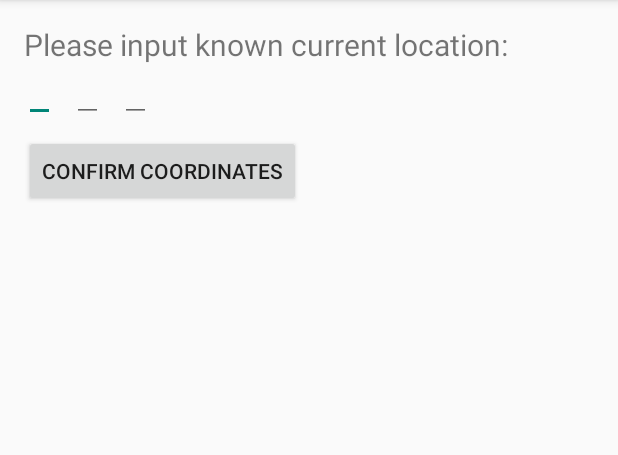
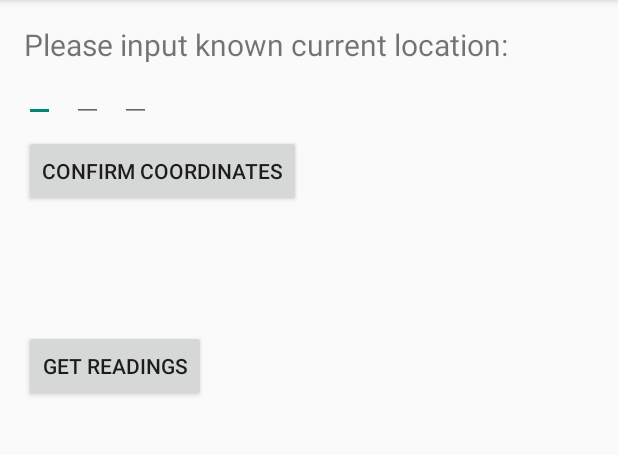
Before and after one commit to ammachin/individual-project-ammachin, an Android app: the screen it shows after launch (MainActivity), on a phone screen of 412 x 824 dp, the part 84-539 px from its top. Run offline under Robolectric (Android 15) with nearby library versions, the phone set to English and light mode, and no system bars.

Commit message:
Logging accelerometer, gyroscope, magnetometer values.

```diff
--- a/android_app/app/src/main/AndroidManifest.xml
+++ b/android_app/app/src/main/AndroidManifest.xml
@@ -22,10 +22,12 @@
             android:exported="true">
             <intent-filter>
                 <action android:name="android.intent.action.MAIN" />
-
                 <category android:name="android.intent.category.LAUNCHER" />
             </intent-filter>
         </activity>
+        <activity
+            android:name=".TrackPosition"
+            android:exported="true" />
     </application>
 
 </manifest>
--- a/android_app/app/src/main/java/com/unileeds/Android_App/MainActivity.java
+++ b/android_app/app/src/main/java/com/unileeds/Android_App/MainActivity.java
@@ -1,5 +1,6 @@
 package com.unileeds.Android_App;
 
+import android.content.Intent;
 import android.os.Bundle;
 import android.util.Log;
 import android.view.View;
@@ -53,5 +54,15 @@ public class MainActivity extends AppCompatActivity {
             }
         });
 
+        Button readings_button = (Button) findViewById(R.id.readings_button);
+
+        readings_button.setOnClickListener(new View.OnClickListener() {
+            @Override
+            public void onClick(View v) {
+                Intent intent = new Intent(MainActivity.this, TrackPosition.class);
+                MainActivity.this.startActivity(intent);
+            }
+        });
+
     }
 }
--- a/android_app/app/src/main/res/layout/activity_main.xml
+++ b/android_app/app/src/main/res/layout/activity_main.xml
@@ -78,4 +78,14 @@
         android:text="@string/button_text_2"
         android:visibility="invisible"/>
 
+    <Button
+        android:id="@+id/readings_button"
+        android:layout_width="wrap_content"
+        android:layout_height="wrap_content"
+        app:layout_constraintStart_toStartOf="parent"
+        app:layout_constraintTop_toTopOf="parent"
+        android:layout_marginStart="16dp"
+        android:layout_marginTop="220dp"
+        android:text="@string/get_readings"/>
+
 </androidx.constraintlayout.widget.ConstraintLayout>
--- /dev/null
+++ b/android_app/app/src/main/res/layout/activity_track.xml
@@ -0,0 +1,6 @@
+<?xml version="1.0" encoding="utf-8"?>
+<androidx.constraintlayout.widget.ConstraintLayout xmlns:android="http://schemas.android.com/apk/res/android"
+    android:layout_width="match_parent"
+    android:layout_height="match_parent">
+
+</androidx.constraintlayout.widget.ConstraintLayout>
--- a/android_app/app/src/main/res/values/strings.xml
+++ b/android_app/app/src/main/res/values/strings.xml
@@ -6,4 +6,5 @@
     <string name="button_text">Confirm coordinates</string>
     <string name="instruction_2">Move to desired spot and then continue.</string>
     <string name="button_text_2">Confirm position</string>
+    <string name="get_readings">Get readings</string>
 </resources>
```
Also changed, not shown: android_app/app/src/main/java/com/unileeds/Android_App/TrackPosition.java (added, +90 -0 lines).
